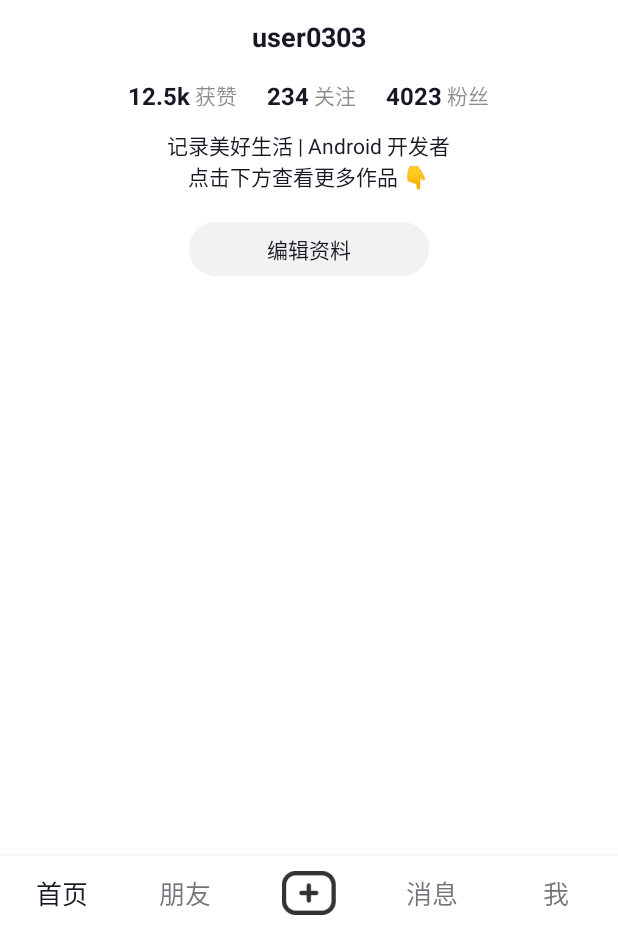
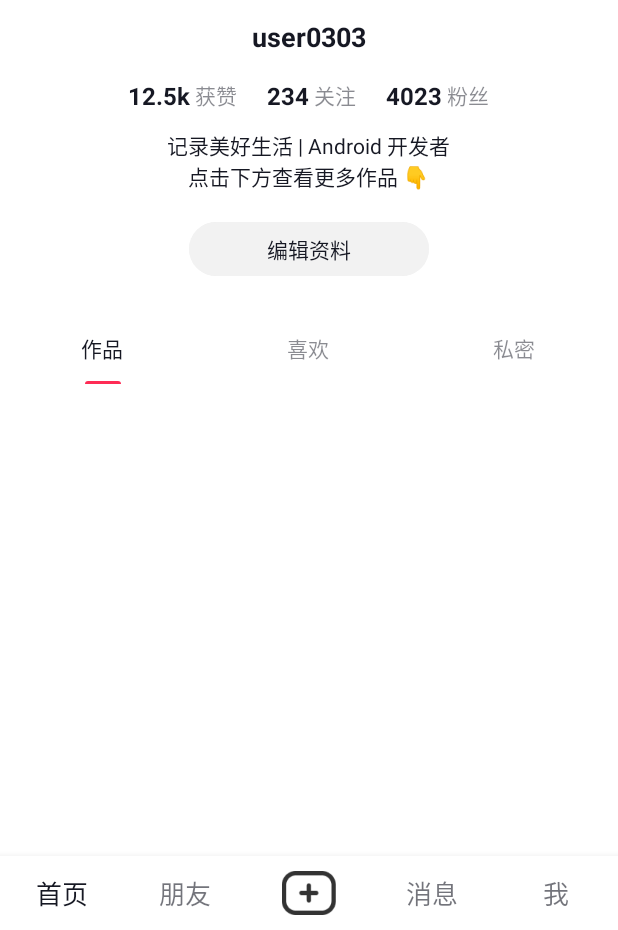
Before and after one commit to ycfywy/byteDance, an Android app: the fragment ProfileFragment placed in its activity, on a phone screen of 412 x 824 dp, the part 306-1236 px from its top. Run offline under Robolectric (Android 15) with nearby library versions, the phone set to English and light mode, and no system bars; pictures from the network do not load.

Commit message:
optimize profile

```diff
--- a/app/src/main/java/com/ycf/handson/fragment/ProfileFragment.java
+++ b/app/src/main/java/com/ycf/handson/fragment/ProfileFragment.java
@@ -9,17 +9,15 @@ import android.widget.ImageView;
 import androidx.annotation.NonNull;
 import androidx.annotation.Nullable;
 import androidx.fragment.app.Fragment;
-import androidx.recyclerview.widget.RecyclerView;
 import androidx.viewpager2.widget.ViewPager2;
 
 import com.google.android.material.tabs.TabLayout;
-import com.google.android.material.tabs.TabLayoutMediator;
 import com.ycf.handson.R;
 
 public class ProfileFragment extends Fragment {
 
     private TabLayout tabLayout;
-    private ViewPager2 viewPager;
+    private ViewPager2 viewPager; // 尽管我们不再使用，但保留以匹配布局
     private ImageView btnBack;
 
     // 标签页标题
@@ -41,38 +39,34 @@ public class ProfileFragment extends Fragment {
         viewPager = view.findViewById(R.id.view_pager);
         btnBack = view.findViewById(R.id.btn_back);
 
-        // 3. 设置 ViewPager2 适配器
-        viewPager.setAdapter(new RecyclerView.Adapter() {
-            @NonNull
+
+        for (String title : tabTitles) {
+            tabLayout.addTab(tabLayout.newTab().setText(title));
+        }
+
+        // 4. (可选) 如果您需要知道哪个 Tab 被选中，可以添加监听器
+        tabLayout.addOnTabSelectedListener(new TabLayout.OnTabSelectedListener() {
             @Override
-            public RecyclerView.ViewHolder onCreateViewHolder(@NonNull ViewGroup parent, int viewType) {
-                return null;
+            public void onTabSelected(TabLayout.Tab tab) {
+                // 当前选中 Tab 的位置：tab.getPosition()
+                // 您可以在这里添加逻辑来替换 Fragment 或加载内容
             }
 
             @Override
-            public void onBindViewHolder(@NonNull RecyclerView.ViewHolder holder, int position) {
-
+            public void onTabUnselected(TabLayout.Tab tab) {
+                //
             }
 
             @Override
-            public int getItemCount() {
-                return 0;
+            public void onTabReselected(TabLayout.Tab tab) {
+                //
             }
         });
 
-        // 4. 将 TabLayout 和 ViewPager2 关联起来
-        new TabLayoutMediator(tabLayout, viewPager,
-                (tab, position) -> tab.setText(tabTitles[position])
-        ).attach();
-
         // 5. 设置返回按钮逻辑
         btnBack.setOnClickListener(v -> {
-            // 在 Fragment 中实现“返回”操作，通常是返回到上一个 Fragment 或关闭 Activity
+            // 在 Fragment 中实现“返回”操作
             if (getActivity() != null) {
-                // 如果是在 Activity 中，可以结束 Activity
-                // getActivity().finish();
-
-                // 如果是在 Fragment 栈中，可以弹出 Fragment
                 getParentFragmentManager().popBackStack();
             }
         });
--- a/app/src/main/res/layout/fragment_profile.xml
+++ b/app/src/main/res/layout/fragment_profile.xml
@@ -190,24 +190,8 @@
             app:tabIndicatorColor="#FE2C55"
             app:tabIndicatorHeight="2dp"
             app:tabSelectedTextColor="@color/tiktok_text_primary"
-
-
             app:tabTextColor="@color/tiktok_text_secondary">
 
-            <com.google.android.material.tabs.TabItem
-                android:layout_width="wrap_content"
-                android:layout_height="wrap_content"
-                android:text="作品" />
-
-            <com.google.android.material.tabs.TabItem
-                android:layout_width="wrap_content"
-                android:layout_height="wrap_content"
-                android:text="喜欢" />
-
-            <com.google.android.material.tabs.TabItem
-                android:layout_width="wrap_content"
-                android:layout_height="wrap_content"
-                android:text="私密" />
         </com.google.android.material.tabs.TabLayout>
 
     </com.google.android.material.appbar.AppBarLayout>
```
